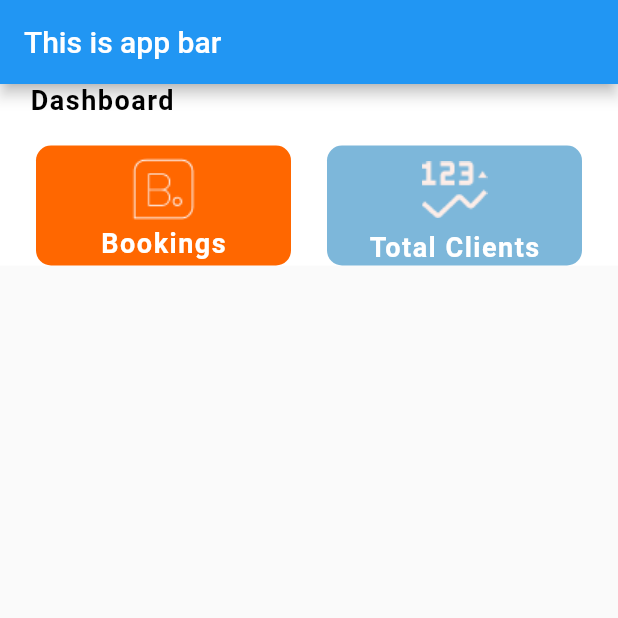
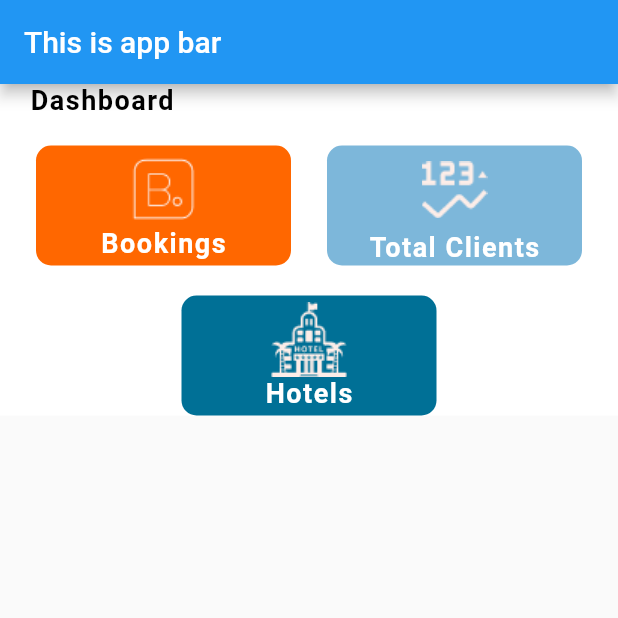
Before and after one commit to KryssNa/TripDash, a Flutter app: the screen it shows after launch, on a phone screen of 412 x 824 dp, the top half of it. Run offline on Flutter 3.47's test engine with Material 2 defaults, Android fonts, the phone set to English and light mode, and no system bars; our stand-ins replace cloud_firestore, firebase_auth, firebase_core, firebase_storage; accounts and stored records are empty; Roboto replaces fonts that are missing (SSFPro).

Commit message:
hotels features added

```diff
--- a/lib/Screens/AdminScreen/AdminDashboard.dart
+++ b/lib/Screens/AdminScreen/AdminDashboard.dart
@@ -75,9 +75,35 @@ class _AdminDashboardState extends State<AdminDashboard> {
                         ],
                       ),
                     ),
+                  ],
+                ),
+                const SizedBox(height: 20,),
+                Row(
+                  mainAxisAlignment: MainAxisAlignment.spaceEvenly,
+                  crossAxisAlignment: CrossAxisAlignment.center,
+                  children: [
+                    Container(
+                      height: 80,
+                      width: 170,
+                      decoration: BoxDecoration(
+                        color: ConstColors.adminPanelBoxColor2,
+                        borderRadius: BorderRadius.circular(10),
+                      ),
+                      child: Column(
+                        mainAxisAlignment: MainAxisAlignment.center,
+                        children: [
+                          Image.asset("Assets/icons/icon-hotel.png"),
+                          Text(
+                            "Hotels",
+                            style: buildTextStyle(
+                                ConstColors.adminSecondaryHeadingText),
+                          ),
+                        ],
+                      ),
+                    ),
 
                   ],
-                )
+                ),
               ],
             ),
           ),
```
